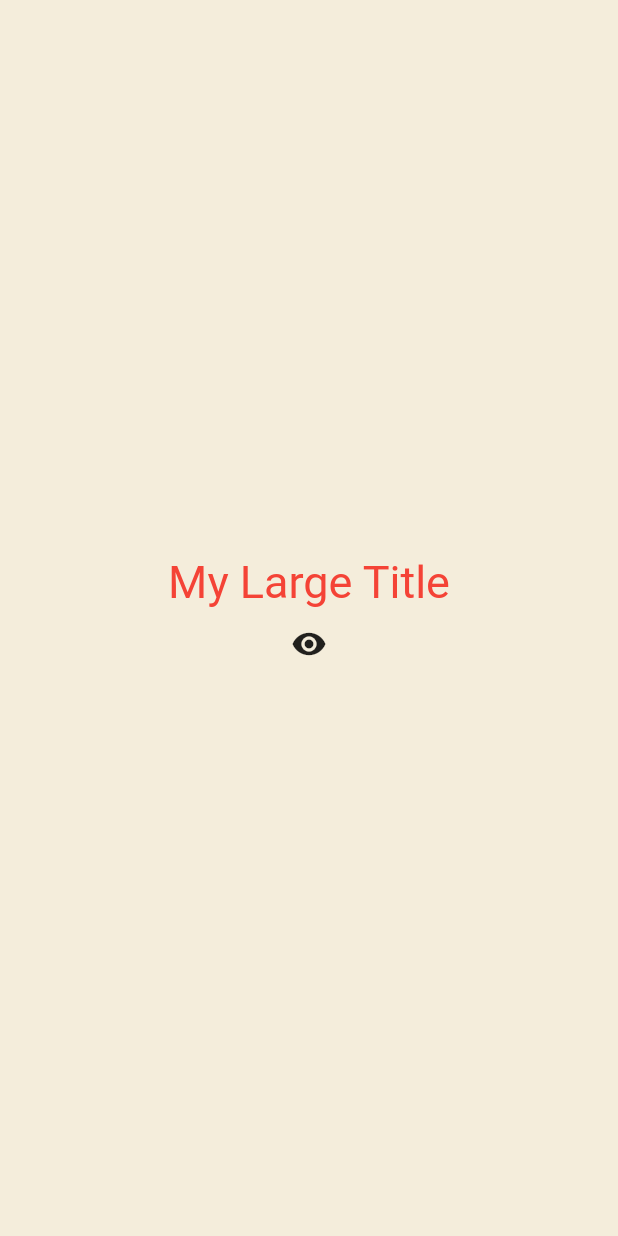
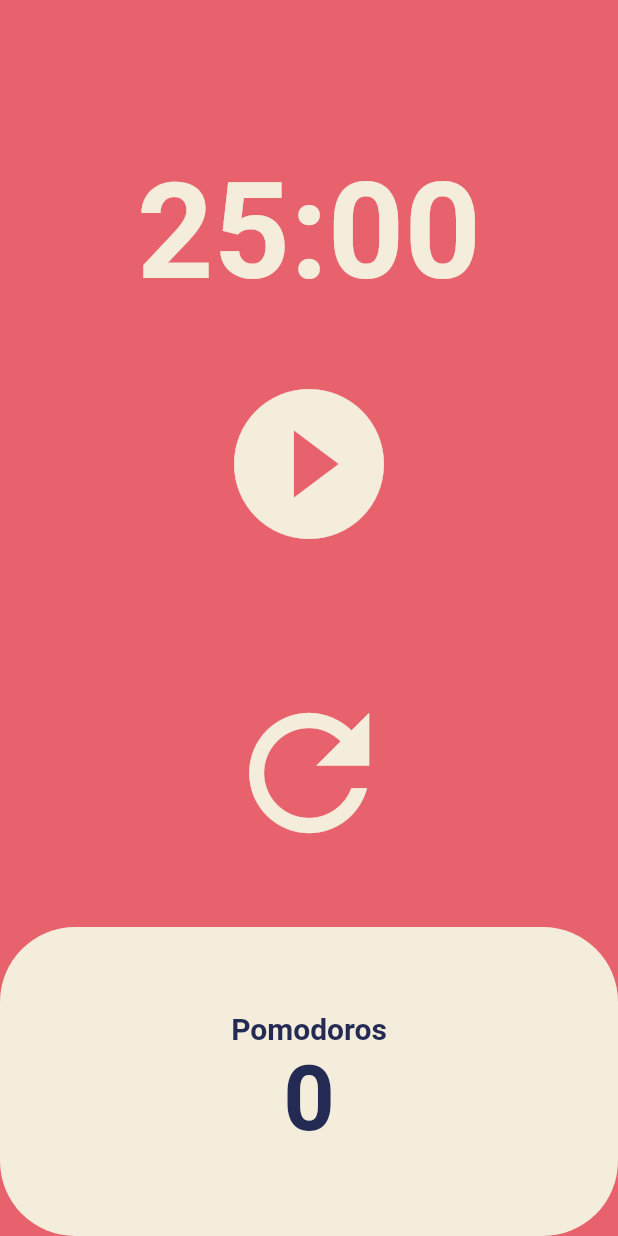
Before and after one commit to kwakky1/kwaktoon, a Flutter app: the screen it shows after launch, on a phone screen of 412 x 824 dp. Run offline on Flutter 3.47's test engine with Material 2 defaults, Android fonts, the phone set to English and light mode, and no system bars.

Commit message:
practice flutter with pomodoros app

```diff
--- a/lib/main.dart
+++ b/lib/main.dart
@@ -1,4 +1,5 @@
 import 'package:flutter/material.dart';
+import 'package:kwaktoon/screens/home_screen.dart';
 
 void main() {
   runApp(App());
@@ -22,29 +23,14 @@
   Widget build(BuildContext context) {
     return MaterialApp(
       theme: ThemeData(
-        textTheme: const TextTheme(
-          titleLarge: TextStyle(
-            color: Colors.red,
+          backgroundColor: const Color(0xFFE7626C),
+          textTheme: const TextTheme(
+            headline1: TextStyle(
+              color: Color(0xFF232B55),
+            ),
           ),
-        ),
-      ),
-      home: Scaffold(
-        backgroundColor: const Color(0xFFF4EDDB),
-        body: Center(
-          child: Column(
-            mainAxisAlignment: MainAxisAlignment.center,
-            children: [
-              showTitle ? const MyLargeTitle() : const Text('nothing'),
-              IconButton(
-                onPressed: toggleTitle,
-                icon: const Icon(
-                  Icons.remove_red_eye,
-                ),
-              )
-            ],
-          ),
-        ),
-      ),
+          cardColor: const Color(0xFFF4EDDB)),
+      home: const HomeScreen(),
     );
   }
 }
--- /dev/null
+++ b/lib/screens/home_screen.dart
@@ -0,0 +1,149 @@
+import 'dart:async';
+
+import 'package:flutter/material.dart';
+
+class HomeScreen extends StatefulWidget {
+  const HomeScreen({Key? key}) : super(key: key);
+
+  @override
+  State<HomeScreen> createState() => _HomeScreenState();
+}
+
+class _HomeScreenState extends State<HomeScreen> {
+  static const twentyFiveMinutes = 1500;
+  int totalSeconds = twentyFiveMinutes;
+  int totalPomodoro = 0;
+  bool isRunning = false;
+  late Timer timer;
+  void onTick(Timer timer) {
+    if (totalSeconds == 0) {
+      setState(() {
+        totalPomodoro = totalPomodoro + 1;
+        isRunning = false;
+        totalSeconds = twentyFiveMinutes;
+      });
+      timer.cancel();
+    } else {
+      setState(() {
+        totalSeconds = totalSeconds - 1;
+      });
+    }
+  }
+
+  void onStartPressed() {
+    timer = Timer.periodic(
+      const Duration(seconds: 1),
+      onTick,
+    );
+
+    setState(() {
+      isRunning = true;
+    });
+  }
+
+  void onPausePressed() {
+    timer.cancel();
+    setState(() {
+      isRunning = false;
+    });
+  }
+
+  String format(int seconds) {
+    var duration = Duration(seconds: seconds);
+    return duration.toString().split(".").first.substring(2, 7);
+  }
+
+  void onResetPressed() {
+    setState(() {
+      isRunning = false;
+      totalSeconds = twentyFiveMinutes;
+    });
+    timer.cancel();
+  }
+
+  @override
+  Widget build(BuildContext context) {
+    return Scaffold(
+      backgroundColor: Theme.of(context).backgroundColor,
+      body: Column(
+        children: [
+          Flexible(
+            flex: 1,
+            child: Container(
+              alignment: Alignment.bottomCenter,
+              child: Text(
+                format(totalSeconds),
+                style: TextStyle(
+                    color: Theme.of(context).cardColor,
+                    fontSize: 89,
+                    fontWeight: FontWeight.w600),
+              ),
+            ),
+          ),
+          Flexible(
+              flex: 1,
+              child: Center(
+                child: IconButton(
+                  iconSize: 120,
+                  color: Theme.of(context).cardColor,
+                  onPressed: isRunning ? onPausePressed : onStartPressed,
+                  icon: Icon(isRunning
+                      ? Icons.pause_circle_outline
+                      : Icons.play_circle_filled_outlined),
+                ),
+              )),
+          Flexible(
+              flex: 1,
+              child: Center(
+                child: IconButton(
+                  iconSize: 120,
+                  color: Theme.of(context).cardColor,
+                  onPressed: onResetPressed,
+                  icon: const Icon(Icons.refresh),
+                ),
+              )),
+          Flexible(
+              flex: 1,
+              child: Row(
+                children: [
+                  Expanded(
+                    child: Container(
+                      decoration: BoxDecoration(
+                        color: Theme.of(context).cardColor,
+                        borderRadius: BorderRadius.circular(50),
+                      ),
+                      child: Column(
+                          mainAxisAlignment: MainAxisAlignment.center,
+                          children: [
+                            Text(
+                              'Pomodoros',
+                              style: TextStyle(
+                                fontSize: 20,
+                                fontWeight: FontWeight.w600,
+                                color: Theme.of(context)
+                                    .textTheme
+                                    .headline1!
+                                    .color,
+                              ),
+                            ),
+                            Text(
+                              '$totalPomodoro',
+                              style: TextStyle(
+                                fontSize: 60,
+                                fontWeight: FontWeight.w600,
+                                color: Theme.of(context)
+                                    .textTheme
+                                    .headline1!
+                                    .color,
+                              ),
+                            ),
+                          ]),
+                    ),
+                  ),
+                ],
+              )),
+        ],
+      ),
+    );
+  }
+}
```
